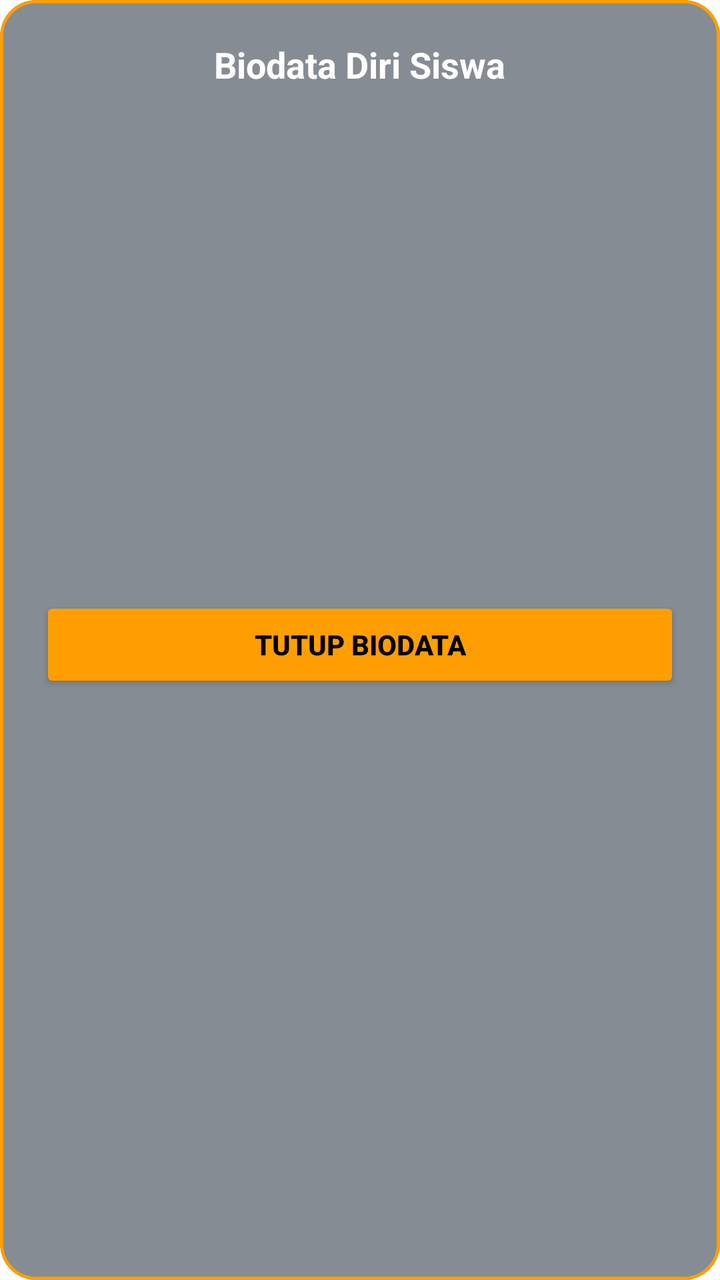
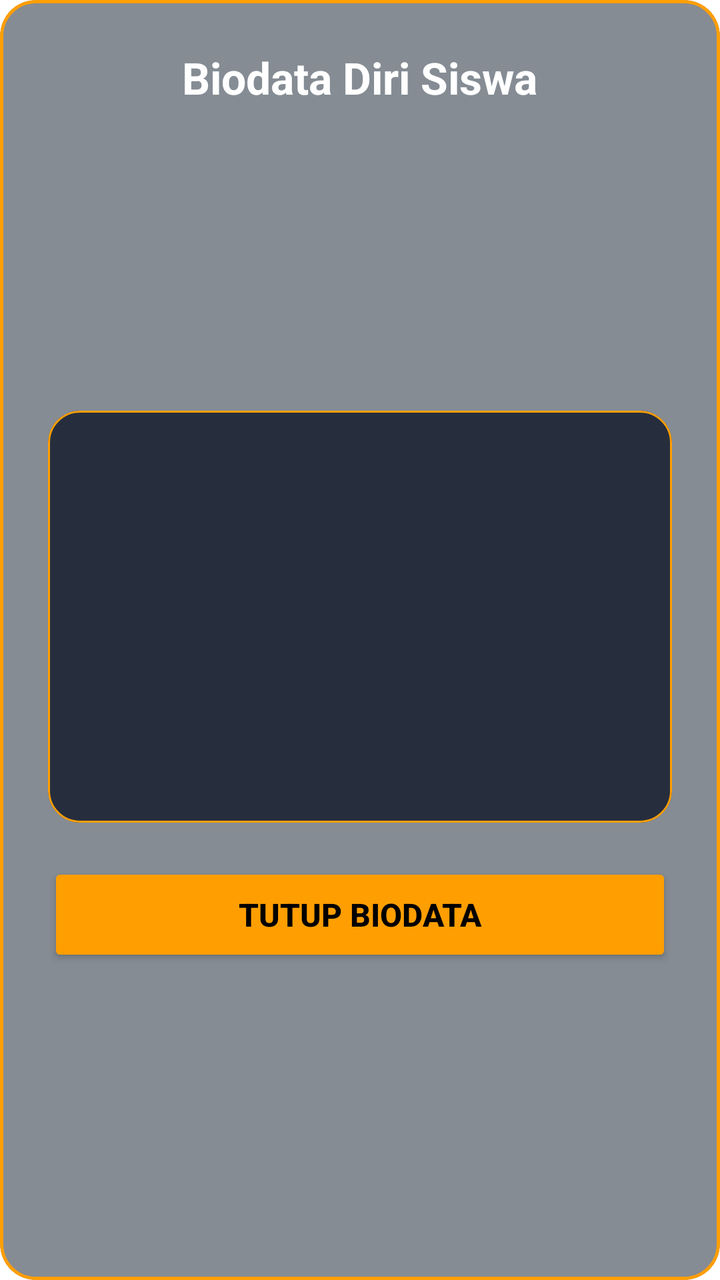

Compare the two renders of this Android layout. The source of the first and the diff that turns it into the second are given below.
<!-- AndroidManifest.xml: application theme Theme.PortalSiswa -->
<!-- res/layout/dialog_detail.xml -->
<?xml version="1.0" encoding="utf-8"?>

<com.google.android.material.card.MaterialCardView xmlns:android="http://schemas.android.com/apk/res/android"
    xmlns:app="http://schemas.android.com/apk/res-auto"
    style="@style/GlassCardStyle"
    android:layout_width="match_parent"
    android:layout_height="wrap_content"
    android:layout_margin="20dp">

    <LinearLayout
        android:layout_width="match_parent"
        android:layout_height="wrap_content"
        android:orientation="vertical"
        android:padding="20dp">

        <TextView
            android:layout_width="wrap_content"
            android:layout_height="wrap_content"
            android:layout_gravity="center"
            android:text="Biodata Diri Siswa"
            android:textColor="@color/text_white"
            android:textSize="18sp"
            android:textStyle="bold" />

        <ImageView
            android:id="@+id/imgDetailFoto"
            android:layout_width="80dp"
            android:layout_height="80dp"
            android:layout_gravity="center"
            android:layout_marginVertical="12dp"
            android:scaleType="centerCrop"
            android:src="@drawable/foto_anggota1" />

        <TextView
            android:id="@+id/tvNis"
            android:layout_width="wrap_content"
            android:layout_height="wrap_content"
            android:textColor="@color/gold_primary"
            android:textSize="14sp" />

        <TextView
            android:id="@+id/tvNama"
            android:layout_width="wrap_content"
            android:layout_height="wrap_content"
            android:layout_marginTop="4dp"
            android:textColor="@color/text_white"
            android:textSize="14sp" />

        <TextView
            android:id="@+id/tvTtl"
            android:layout_width="wrap_content"
            android:layout_height="wrap_content"
            android:layout_marginTop="4dp"
            android:textColor="@color/text_white"
            android:textSize="14sp" />

        <TextView
            android:id="@+id/tvAlamat"
            android:layout_width="wrap_content"
            android:layout_height="wrap_content"
            android:layout_marginTop="4dp"
            android:textColor="@color/text_white"
            android:textSize="14sp" />

        <TextView
            android:id="@+id/tvHobi"
            android:layout_width="wrap_content"
            android:layout_height="wrap_content"
            android:layout_marginTop="4dp"
            android:textColor="@color/text_white"
            android:textSize="14sp" />

        <TextView
            android:id="@+id/tvCitaCita"
            android:layout_width="wrap_content"
            android:layout_height="wrap_content"
            android:layout_marginTop="4dp"
            android:textColor="@color/text_white"
            android:textSize="14sp" />

        <Button
            android:id="@+id/btnTutup"
            android:layout_width="match_parent"
            android:layout_height="48dp"
            android:layout_marginTop="16dp"
            android:backgroundTint="@color/gold_primary"
            android:text="@string/btn_tutup"
            android:textColor="#000000"
            android:textStyle="bold" />
    </LinearLayout>
</com.google.android.material.card.MaterialCardView>
<!-- resources referenced by this layout -->
<resources>
  <color name="gold_primary">#FF9E00</color>
  <color name="text_white">#FFFFFF</color>
  <string name="btn_tutup">TUTUP BIODATA</string>
  <style name="GlassCardStyle">
          <item name="cardBackgroundColor">@color/glass_card_bg</item>
          <item name="cardCornerRadius">18dp</item>
          <item name="cardElevation">0dp</item>
          <item name="strokeColor">@color/gold_primary</item>
          <item name="strokeWidth">1.5dp</item>
      </style>
  <style name="Theme.PortalSiswa" parent="Theme.MaterialComponents.DayNight.NoActionBar">
          
          <item name="android:statusBarColor">@color/bg_dark</item>
          <item name="android:navigationBarColor">@color/bg_dark</item>
          <item name="colorPrimary">@color/gold_primary</item>
      </style>
  <color name="glass_card_bg">#800D1B2A</color>
  <color name="bg_dark">#05070B</color>
</resources>

<!-- the commit's change to res/layout/dialog_detail.xml (unified diff, before → after) -->
@@ -5,87 +5,112 @@
     style="@style/GlassCardStyle"
     android:layout_width="match_parent"
     android:layout_height="wrap_content"
-    android:layout_margin="20dp">
+    android:layout_margin="16dp">
 
     <LinearLayout
         android:layout_width="match_parent"
         android:layout_height="wrap_content"
         android:orientation="vertical"
-        android:padding="20dp">
+        android:padding="24dp">
 
+        
         <TextView
             android:layout_width="wrap_content"
             android:layout_height="wrap_content"
             android:layout_gravity="center"
             android:text="Biodata Diri Siswa"
             android:textColor="@color/text_white"
-            android:textSize="18sp"
+            android:textSize="22sp"
             android:textStyle="bold" />
 
-        <ImageView
+        
+        <com.google.android.material.imageview.ShapeableImageView
             android:id="@+id/imgDetailFoto"
-            android:layout_width="80dp"
-            android:layout_height="80dp"
+            android:layout_width="120dp"
+            android:layout_height="120dp"
             android:layout_gravity="center"
-            android:layout_marginVertical="12dp"
+            android:layout_marginVertical="16dp"
             android:scaleType="centerCrop"
-            android:src="@drawable/foto_anggota1" />
+            android:src="@drawable/foto_anggota1"
+            app:shapeAppearanceOverlay="@style/ShapeAppearance.MaterialComponents.Users.Circle" />
 
-        <TextView
-            android:id="@+id/tvNis"
-            android:layout_width="wrap_content"
+        
+        <com.google.android.material.card.MaterialCardView
+            android:layout_width="match_parent"
             android:layout_height="wrap_content"
-            android:textColor="@color/gold_primary"
-            android:textSize="14sp" />
+            android:layout_marginBottom="20dp"
+            app:cardBackgroundColor="#CC0F172A"
+            app:cardCornerRadius="16dp"
+            app:cardElevation="0dp"
+            app:strokeColor="@color/gold_primary"
+            app:strokeWidth="1dp">
 
-        <TextView
-            android:id="@+id/tvNama"
-            android:layout_width="wrap_content"
-            android:layout_height="wrap_content"
-            android:layout_marginTop="4dp"
-            android:textColor="@color/text_white"
-            android:textSize="14sp" />
+            <LinearLayout
+                android:layout_width="match_parent"
+                android:layout_height="wrap_content"
+                android:orientation="vertical"
+                android:padding="18dp">
 
-        <TextView
-            android:id="@+id/tvTtl"
-            android:layout_width="wrap_content"
-            android:layout_height="wrap_content"
-            android:layout_marginTop="4dp"
-            android:textColor="@color/text_white"
-            android:textSize="14sp" />
+                <TextView
+                    android:id="@+id/tvNis"
+                    android:layout_width="wrap_content"
+                    android:layout_height="wrap_content"
+                    android:textColor="@color/gold_primary"
+                    android:textSize="16sp"
+                    android:textStyle="bold" />
 
-        <TextView
-            android:id="@+id/tvAlamat"
-            android:layout_width="wrap_content"
-            android:layout_height="wrap_content"
-            android:layout_marginTop="4dp"
-            android:textColor="@color/text_white"
-            android:textSize="14sp" />
+                <TextView
+                    android:id="@+id/tvNama"
+                    android:layout_width="wrap_content"
+                    android:layout_height="wrap_content"
+                    android:layout_marginTop="8dp"
+                    android:textColor="@color/text_white"
+                    android:textSize="16sp" />
 
-        <TextView
-            android:id="@+id/tvHobi"
-            android:layout_width="wrap_content"
-            android:layout_height="wrap_content"
-            android:layout_marginTop="4dp"
-            android:textColor="@color/text_white"
-            android:textSize="14sp" />
+                <TextView
+                    android:id="@+id/tvTtl"
+                    android:layout_width="wrap_content"
+                    android:layout_height="wrap_content"
+                    android:layout_marginTop="8dp"
+                    android:textColor="@color/text_white"
+                    android:textSize="16sp" />
 
-        <TextView
-            android:id="@+id/tvCitaCita"
-            android:layout_width="wrap_content"
-            android:layout_height="wrap_content"
-            android:layout_marginTop="4dp"
-            android:textColor="@color/text_white"
-            android:textSize="14sp" />
+                <TextView
+                    android:id="@+id/tvAlamat"
+                    android:layout_width="wrap_content"
+                    android:layout_height="wrap_content"
+                    android:layout_marginTop="8dp"
+                    android:textColor="@color/text_white"
+                    android:textSize="16sp" />
 
+                <TextView
+                    android:id="@+id/tvHobi"
+                    android:layout_width="wrap_content"
+                    android:layout_height="wrap_content"
+                    android:layout_marginTop="8dp"
+                    android:textColor="@color/text_white"
+                    android:textSize="16sp" />
+
+                <TextView
+                    android:id="@+id/tvCitaCita"
+                    android:layout_width="wrap_content"
+                    android:layout_height="wrap_content"
+                    android:layout_marginTop="8dp"
+                    android:textColor="@color/text_white"
+                    android:textSize="16sp" />
+            </LinearLayout>
+        </com.google.android.material.card.MaterialCardView>
+
+        
         <Button
             android:id="@+id/btnTutup"
             android:layout_width="match_parent"
-            android:layout_height="48dp"
-            android:layout_marginTop="16dp"
+            android:layout_height="52dp"
             android:backgroundTint="@color/gold_primary"
             android:text="@string/btn_tutup"
             android:textColor="#000000"
-            android:textStyle="bold" />
+            android:textSize="16sp"
+            android:textStyle="bold"
+            app:cornerRadius="12dp" />
     </LinearLayout>
 </com.google.android.material.card.MaterialCardView>
